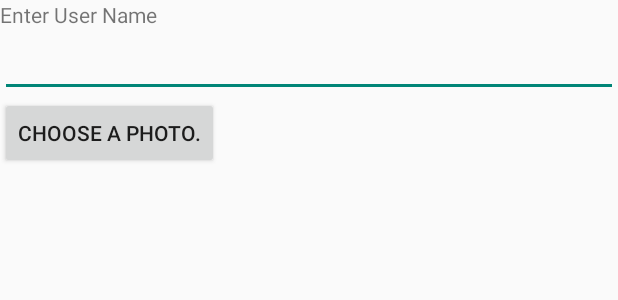
After one commit to jcan1995/Neighbors, an Android app: the layout dialog_prof_init.xml on its own in the app's theme, with its tools: preview values and no code run, on a phone screen of 412 x 824 dp. The commit adds this screen. Shown: the top 300 px of the screen. Run offline under Robolectric (Android 15) with nearby library versions, the phone set to English and light mode, and no system bars.

Commit message:
Implemented Profile initialization dialog.
Initializes user’s photo and username if null in MainActivity.

```diff
--- /dev/null
+++ b/app/src/main/res/layout/dialog_prof_init.xml
@@ -0,0 +1,33 @@
+<?xml version="1.0" encoding="utf-8"?>
+ <LinearLayout xmlns:android="http://schemas.android.com/apk/res/android"
+     android:layout_width="match_parent"
+     android:layout_height="match_parent"
+     android:orientation="vertical"
+     >
+
+     <TextView
+         android:layout_width="wrap_content"
+         android:layout_height="wrap_content"
+         android:text="@string/Username_init"
+         android:id="@+id/tvuserName_init"
+
+         />
+     <EditText
+         android:layout_width="match_parent"
+         android:layout_height="wrap_content"
+         android:id="@+id/etUser_init"
+         />
+  <ImageView
+      android:layout_width="wrap_content"
+      android:layout_height="wrap_content"
+      android:id="@+id/ivPhoto"
+      />
+    <Button
+        android:layout_width="wrap_content"
+        android:layout_height="wrap_content"
+        android:text="@string/Choose"
+        android:id="@+id/bChoosePhoto"
+        />
+
+
+ </LinearLayout>
--- a/app/src/main/res/values/strings.xml
+++ b/app/src/main/res/values/strings.xml
@@ -8,11 +8,11 @@
     <string name="Message">Message</string>
     <string name="Post">Post</string>
     <string name="Cancel">Cancel</string>
-
+    <string name="Username_init">Enter User Name</string>
     <string name="Register">Register</string>
     <string name="UserName">User Name</string>
     <string name="Submit">Submit</string>
-
+    <string name="Choose">Choose a photo.</string>
 
 
 </resources>
```
Also changed, not shown: app/src/main/java/com/mycompany/neighbors/Dialogs/ProfileInitDialog.java (added, +126 -0 lines), app/src/main/java/com/mycompany/neighbors/Fragments/RegisterFragment.java (+15 -15 lines), app/src/main/java/com/mycompany/neighbors/MainActivity.java (+10 -0 lines).
